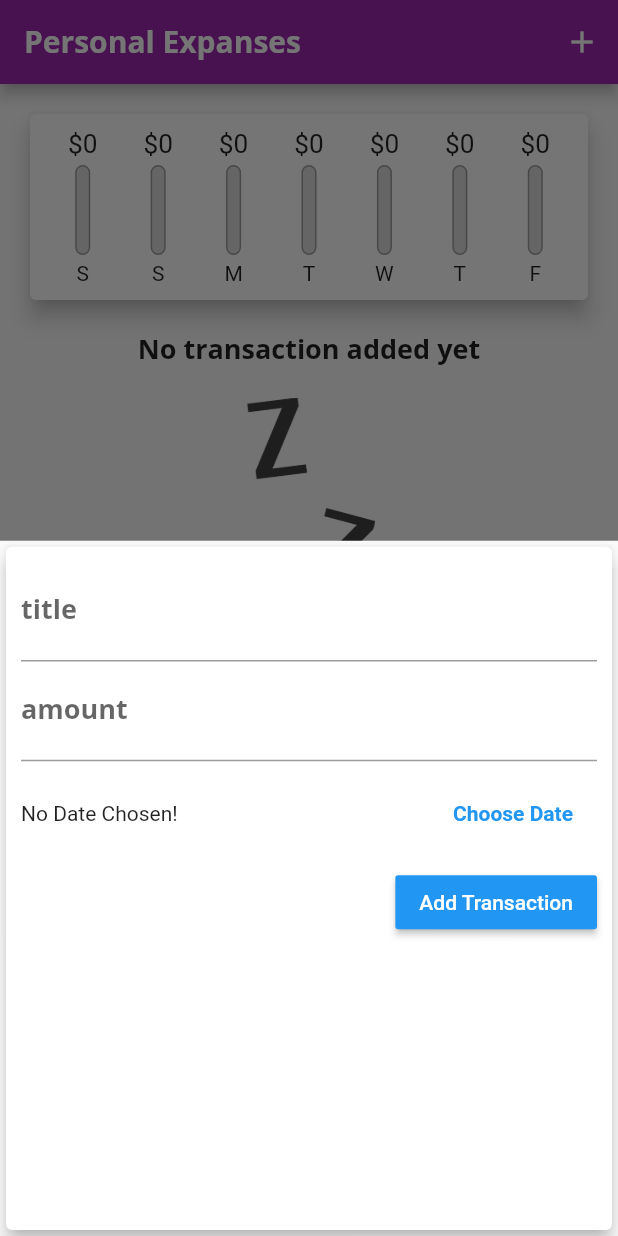
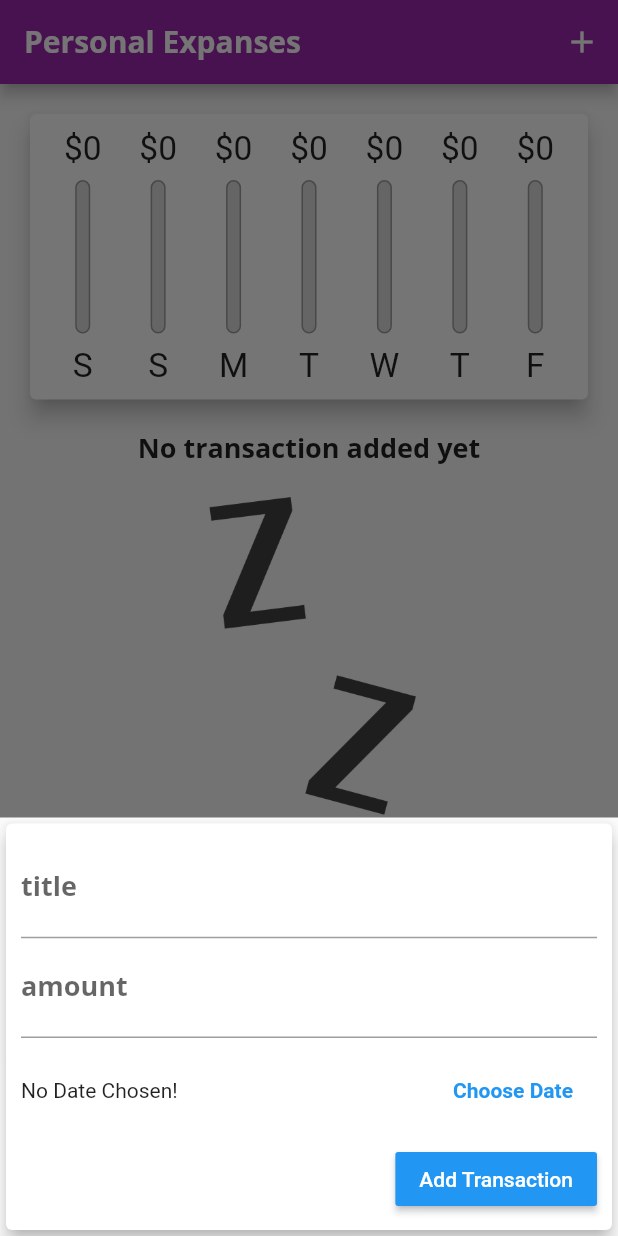
Before and after one commit to mohsin887/Expenses-Planner, a Flutter app: the screen it shows after launch, after a tap on the "add" icon, on a phone screen of 412 x 824 dp. Run offline on Flutter 3.47's test engine with Material 2 defaults, Android fonts, the phone set to English and light mode, and no system bars.

Commit message:
Make App responsive for both android and iOS

```diff
--- a/lib/main.dart
+++ b/lib/main.dart
@@ -1,10 +1,23 @@
+import 'dart:io';
+
 import 'package:expances_planner/widget/chart.dart';
 import 'package:expances_planner/widget/new_transcation.dart';
 import 'package:expances_planner/widget/transaction_list.dart';
+import 'package:flutter/cupertino.dart';
 import 'package:flutter/material.dart';
+import 'package:flutter/services.dart';
 import 'model/Transcation.dart';
 
-void main() => runApp(const MyApp());
+void main() {
+  WidgetsFlutterBinding.ensureInitialized();
+  SystemChrome.setPreferredOrientations(
+    [
+      DeviceOrientation.portraitUp,
+      DeviceOrientation.portraitDown,
+    ],
+  );
+  runApp(const MyApp());
+}
 
 class MyApp extends StatelessWidget {
   const MyApp({Key? key}) : super(key: key);
@@ -49,24 +62,13 @@ class MyHomePage extends StatefulWidget {
 
 class _MyHomePageState extends State<MyHomePage> {
   final List<Transaction> _userTransactions = [
-    // Transaction(
-    //   id: 't1',
-    //   title: 'New Shoes',
-    //   amount: 69.99,
-    //   date: DateTime.now(),
-    // ),
-    // Transaction(
-    //   id: 't2',
-    //   title: 'Weekly Groceries',
-    //   amount: 16.53,
-    //   date: DateTime.now(),
-    // ),
   ];
+  bool _showChart = false;
 
   Iterable<Transaction> get _recentTranactions {
     return _userTransactions.where((tx) {
       return tx.date.isAfter(DateTime.now().subtract(
-        Duration(days: 7),
+        const Duration(days: 7),
       ));
     }).toList();
   }
@@ -108,8 +110,24 @@ class _MyHomePageState extends State<MyHomePage> {
 
   @override
   Widget build(BuildContext context) {
-    return Scaffold(
-      appBar: AppBar(
+    final mediaQuery = MediaQuery.of(context);
+    final isLandScape = mediaQuery.orientation == Orientation.landscape;
+    final PreferredSizeWidget appBar = Platform.isIOS
+        ? CupertinoNavigationBar(
+            middle: const Text(
+              'Personal Expanses',
+            ),
+            trailing: Row(
+              mainAxisSize: MainAxisSize.min,
+              children: [
+                GestureDetector(
+                  child: const Icon(CupertinoIcons.add),
+                  onTap: () => _startAddNewTransaction(context),
+                )
+              ],
+            ),
+          )
+        : AppBar(
             backwardsCompatibility: false,
             foregroundColor: Colors.white,
             title: const Text(
@@ -121,19 +139,77 @@ class _MyHomePageState extends State<MyHomePage> {
                 onPressed: () => _startAddNewTransaction(context),
               ),
             ],
-      ),
-      body: SingleChildScrollView(
+          ) as PreferredSizeWidget;
+    final txListWidget = SizedBox(
+      height: (mediaQuery.size.height -
+              appBar.preferredSize.height -
+              mediaQuery.padding.top) *
+          0.7,
+      child: TransactionList(_userTransactions, _deleteTransaction),
+    );
+    final bodyPage = SafeArea(
+      child: SingleChildScrollView(
         child: Column(
           crossAxisAlignment: CrossAxisAlignment.stretch,
           children: <Widget>[
-            ChartPage(
+            if (isLandScape)
+              Row(
+                mainAxisAlignment: MainAxisAlignment.center,
+                children: [
+                  Text(
+                    'Show Chart',
+                    style: Theme.of(context).textTheme.titleMedium,
+                  ),
+                  Switch.adaptive(
+                      activeColor: Colors.amber,
+                      value: _showChart,
+                      onChanged: (val) {
+                        setState(() {
+                          _showChart = val;
+                        });
+                      })
+                ],
+              ),
+            if (!isLandScape)
+              SizedBox(
+                height: (mediaQuery.size.height -
+                        appBar.preferredSize.height -
+                        mediaQuery.padding.top) *
+                    0.3,
+                child: ChartPage(
                     recentTransaction: _recentTranactions as List<Transaction>),
-            TransactionList(_userTransactions, _deleteTransaction),
+              ),
+            if (!isLandScape) txListWidget,
+            if (isLandScape)
+              _showChart
+                  ? SizedBox(
+                      height: (mediaQuery.size.height -
+                              appBar.preferredSize.height -
+                              mediaQuery.padding.top) *
+                          0.7,
+                      child: ChartPage(
+                          recentTransaction:
+                              _recentTranactions as List<Transaction>),
+                    )
+                  : txListWidget,
           ],
         ),
       ),
-      floatingActionButtonLocation: FloatingActionButtonLocation.centerFloat,
-      floatingActionButton: FloatingActionButton(
+    );
+
+    return Platform.isIOS
+        ? CupertinoPageScaffold(
+            child: bodyPage,
+            navigationBar: appBar as ObstructingPreferredSizeWidget,
+          )
+        : Scaffold(
+            appBar: appBar,
+            body: bodyPage,
+            floatingActionButtonLocation:
+                FloatingActionButtonLocation.centerFloat,
+            floatingActionButton: Platform.isIOS
+                ? Container()
+                : FloatingActionButton(
                     child: const Icon(Icons.add),
                     onPressed: () => _startAddNewTransaction(context),
                   ),
--- /dev/null
+++ b/lib/widget/adaptive_flat_button.dart
@@ -0,0 +1,36 @@
+import 'dart:io';
+
+import 'package:flutter/cupertino.dart';
+import 'package:flutter/material.dart';
+
+class AdaptiveFlatButton extends StatelessWidget {
+  final String text;
+  final Function() handler;
+  const AdaptiveFlatButton(
+      {Key? key, required this.text, required this.handler})
+      : super(key: key);
+
+  @override
+  Widget build(BuildContext context) {
+    return Platform.isIOS
+        ? CupertinoButton(
+            onPressed: handler,
+            child: Text(
+              text,
+              style: const TextStyle(
+                fontWeight: FontWeight.bold,
+              ),
+            ),
+          )
+        : FlatButton(
+            textColor: Theme.of(context).primaryColor,
+            onPressed: handler,
+            child: Text(
+              text,
+              style: const TextStyle(
+                fontWeight: FontWeight.bold,
+              ),
+            ),
+          );
+  }
+}
--- a/lib/widget/chart_bar.dart
+++ b/lib/widget/chart_bar.dart
@@ -14,19 +14,20 @@ class ChartBar extends StatelessWidget {
 
   @override
   Widget build(BuildContext context) {
+    return LayoutBuilder(builder: (ct, constraints) {
       return Column(
         children: [
           SizedBox(
-          height: 20,
+            height: constraints.maxHeight * .15,
             child: FittedBox(
               child: Text('\$${spendingAmount.toStringAsFixed(0)}'),
             ),
           ),
-        const SizedBox(
-          height: 4,
+          SizedBox(
+            height: constraints.maxHeight * .05,
           ),
           SizedBox(
-          height: 60,
+            height: constraints.maxHeight * 0.6,
             width: 10,
             child: Stack(
               children: [
@@ -49,11 +50,17 @@ class ChartBar extends StatelessWidget {
               ],
             ),
           ),
-        const SizedBox(
-          height: 4,
+          SizedBox(
+            height: constraints.maxHeight * .05,
           ),
-        Text(label),
+          SizedBox(
+            height: constraints.maxHeight * .15,
+            child: FittedBox(
+              child: Text(label),
+            ),
+          ),
         ],
       );
+    });
   }
 }
--- a/lib/widget/new_transcation.dart
+++ b/lib/widget/new_transcation.dart
@@ -1,5 +1,10 @@
+import 'dart:io';
+import 'package:flutter/cupertino.dart';
 import 'package:flutter/material.dart';
+
 import 'package:intl/intl.dart';
+
+import 'adaptive_flat_button.dart';
 
 class NewTranscation extends StatefulWidget {
   final Function addTx;
@@ -52,10 +57,16 @@ class _NewTranscationState extends State<NewTranscation> {
 
   @override
   Widget build(BuildContext context) {
-    return Card(
+    return SingleChildScrollView(
+      child: Card(
         elevation: 5,
         child: Container(
-        padding: const EdgeInsets.all(10),
+          padding: EdgeInsets.only(
+            top: 10,
+            left: 10,
+            right: 10,
+            bottom: MediaQuery.of(context).viewInsets.bottom + 10,
+          ),
           child: Column(
             crossAxisAlignment: CrossAxisAlignment.end,
             children: [
@@ -83,15 +94,11 @@ class _NewTranscationState extends State<NewTranscation> {
                             : 'Picked Date: ${DateFormat.yMd().format(_selectedDate!)}',
                       ),
                     ),
-                  FlatButton(
-                    textColor: Theme.of(context).primaryColor,
-                    onPressed: _presentDataPicker,
-                    child: const Text(
-                      'Choose Date',
-                      style: TextStyle(
-                        fontWeight: FontWeight.bold,
-                      ),
-                    ),
+                    AdaptiveFlatButton(
+                      text: 'Choose Date',
+                      handler: () {
+                        _presentDataPicker();
+                      },
                     )
                   ],
                 ),
@@ -109,6 +116,7 @@ class _NewTranscationState extends State<NewTranscation> {
             ],
           ),
         ),
+      ),
     );
   }
 }
--- a/lib/widget/transaction_list.dart
+++ b/lib/widget/transaction_list.dart
@@ -9,10 +9,9 @@ class TransactionList extends StatelessWidget {
   const TransactionList(this.transaction, this.deleteTx);
   @override
   Widget build(BuildContext context) {
-    return SizedBox(
-      height: 450,
-      child: transaction.isEmpty
-          ? Column(
+    return transaction.isEmpty
+        ? LayoutBuilder(builder: (ctx, constraints) {
+            return Column(
               children: [
                 Text(
                   'No transaction added yet',
@@ -22,13 +21,14 @@ class TransactionList extends StatelessWidget {
                   height: 20,
                 ),
                 SizedBox(
-                    height: 200,
+                    height: constraints.maxHeight * 0.6,
                     child: Image.asset(
                       'assest/images/waiting.png',
                       fit: BoxFit.cover,
                     ))
               ],
-            )
+            );
+          })
         : ListView.builder(
             itemBuilder: (ctx, index) {
               return Card(
@@ -58,7 +58,18 @@ class TransactionList extends StatelessWidget {
                       transaction[index].date,
                     ),
                   ),
-                    trailing: IconButton(
+                  trailing: MediaQuery.of(context).size.width > 460
+                      ? FlatButton.icon(
+                          textColor: Theme.of(context).errorColor,
+                          onPressed: () => deleteTx(transaction[index].id),
+                          icon: const Icon(
+                            Icons.delete,
+                          ),
+                          label: const Text(
+                            'Delete',
+                          ),
+                        )
+                      : IconButton(
                           icon: Icon(
                             Icons.delete,
                             color: Theme.of(context).errorColor,
@@ -69,7 +80,6 @@ class TransactionList extends StatelessWidget {
               );
             },
             itemCount: transaction.length,
-            ),
           );
   }
 }
```
Lines whose indentation alone changed are shown as unchanged.
